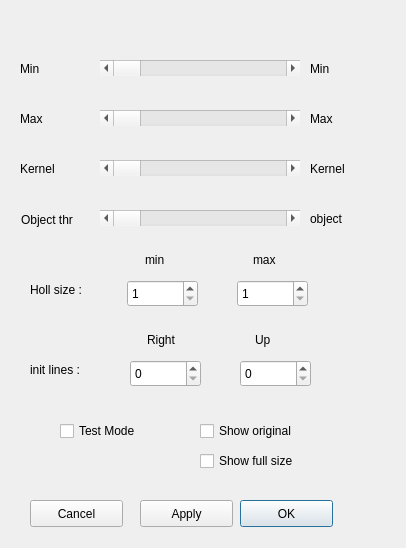
Before: the Qt Designer form dialog.ui in nasserGanjali/baslerCamera-findHole-openCV, drawn with Qt 5.
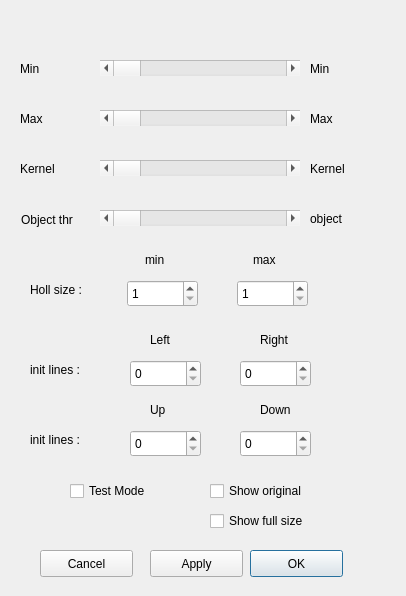
After: the same form once the commit is applied.

What changed in the file:
```diff
--- a/dialog.ui
+++ b/dialog.ui
@@ -7,7 +7,7 @@
     <x>0</x>
     <y>0</y>
     <width>406</width>
-    <height>548</height>
+    <height>596</height>
    </rect>
   </property>
   <property name="windowTitle">
@@ -145,8 +145,8 @@
   <widget class="QPushButton" name="brnOK">
    <property name="geometry">
     <rect>
-     <x>240</x>
-     <y>500</y>
+     <x>250</x>
+     <y>550</y>
      <width>93</width>
      <height>27</height>
     </rect>
@@ -158,8 +158,8 @@
   <widget class="QPushButton" name="btnCancel">
    <property name="geometry">
     <rect>
-     <x>30</x>
-     <y>500</y>
+     <x>40</x>
+     <y>550</y>
      <width>93</width>
      <height>27</height>
     </rect>
@@ -171,8 +171,8 @@
   <widget class="QPushButton" name="brnApply">
    <property name="geometry">
     <rect>
-     <x>140</x>
-     <y>500</y>
+     <x>150</x>
+     <y>550</y>
      <width>93</width>
      <height>27</height>
     </rect>
@@ -184,8 +184,8 @@
   <widget class="QCheckBox" name="rbnCameraMode">
    <property name="geometry">
     <rect>
-     <x>60</x>
-     <y>420</y>
+     <x>70</x>
+     <y>480</y>
      <width>93</width>
      <height>22</height>
     </rect>
@@ -197,8 +197,8 @@
   <widget class="QCheckBox" name="cbxShowOriginalImage">
    <property name="geometry">
     <rect>
-     <x>200</x>
-     <y>420</y>
+     <x>210</x>
+     <y>480</y>
      <width>111</width>
      <height>22</height>
     </rect>
@@ -255,8 +255,8 @@
   <widget class="QCheckBox" name="cbxShowFullSize">
    <property name="geometry">
     <rect>
-     <x>200</x>
-     <y>450</y>
+     <x>210</x>
+     <y>510</y>
      <width>121</width>
      <height>22</height>
     </rect>
@@ -336,24 +336,11 @@
     <string>Holl size :</string>
    </property>
   </widget>
-  <widget class="QSpinBox" name="sbxULine">
-   <property name="geometry">
-    <rect>
-     <x>240</x>
-     <y>360</y>
-     <width>71</width>
-     <height>27</height>
-    </rect>
-   </property>
-   <property name="maximum">
-    <number>800</number>
-   </property>
-  </widget>
-  <widget class="QSpinBox" name="sbxRLine">
+  <widget class="QSpinBox" name="sbxUpLine">
    <property name="geometry">
     <rect>
      <x>130</x>
-     <y>360</y>
+     <y>430</y>
      <width>71</width>
      <height>27</height>
     </rect>
@@ -362,11 +349,24 @@
     <number>600</number>
    </property>
   </widget>
+  <widget class="QSpinBox" name="sbxLeftLine">
+   <property name="geometry">
+    <rect>
+     <x>130</x>
+     <y>360</y>
+     <width>71</width>
+     <height>27</height>
+    </rect>
+   </property>
+   <property name="maximum">
+    <number>800</number>
+   </property>
+  </widget>
   <widget class="QLabel" name="label_8">
    <property name="geometry">
     <rect>
-     <x>255</x>
-     <y>330</y>
+     <x>150</x>
+     <y>400</y>
      <width>41</width>
      <height>20</height>
     </rect>
@@ -378,14 +378,14 @@
   <widget class="QLabel" name="label_9">
    <property name="geometry">
     <rect>
-     <x>147</x>
+     <x>150</x>
      <y>330</y>
      <width>41</width>
      <height>20</height>
     </rect>
    </property>
    <property name="text">
-    <string>Right</string>
+    <string>Left</string>
    </property>
   </widget>
   <widget class="QLabel" name="label_10">
@@ -401,6 +401,71 @@
     <string>init lines :</string>
    </property>
   </widget>
+  <widget class="QLabel" name="label_11">
+   <property name="geometry">
+    <rect>
+     <x>260</x>
+     <y>330</y>
+     <width>41</width>
+     <height>20</height>
+    </rect>
+   </property>
+   <property name="text">
+    <string>Right</string>
+   </property>
+  </widget>
+  <widget class="QSpinBox" name="sbxDownLine">
+   <property name="geometry">
+    <rect>
+     <x>240</x>
+     <y>430</y>
+     <width>71</width>
+     <height>27</height>
+    </rect>
+   </property>
+   <property name="maximum">
+    <number>600</number>
+   </property>
+  </widget>
+  <widget class="QLabel" name="label_12">
+   <property name="geometry">
+    <rect>
+     <x>260</x>
+     <y>400</y>
+     <width>41</width>
+     <height>20</height>
+    </rect>
+   </property>
+   <property name="text">
+    <string>Down</string>
+   </property>
+  </widget>
+  <widget class="QSpinBox" name="sbxRightLine">
+   <property name="geometry">
+    <rect>
+     <x>240</x>
+     <y>360</y>
+     <width>71</width>
+     <height>27</height>
+    </rect>
+   </property>
+   <property name="maximum">
+    <number>800</number>
+   </property>
+  </widget>
+  <widget class="QLabel" name="label_13">
+   <property name="geometry">
+    <rect>
+     <x>30</x>
+     <y>430</y>
+     <width>81</width>
+     <height>20</height>
+    </rect>
+   </property>
+   <property name="text">
+    <string>init lines :</string>
+   </property>
+  </widget>
  </widget>
  <resources/>
  <connections/>
```
